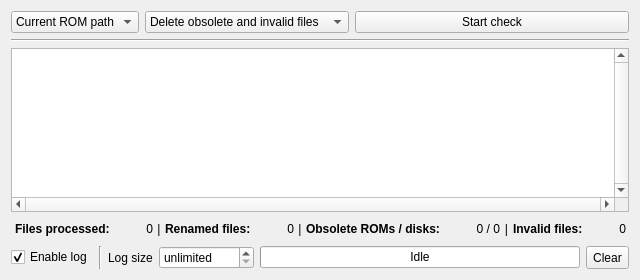
First picture: the form in rompathcleaner.ui, repository qmc2/qmc2-mame-fe, before the edit.
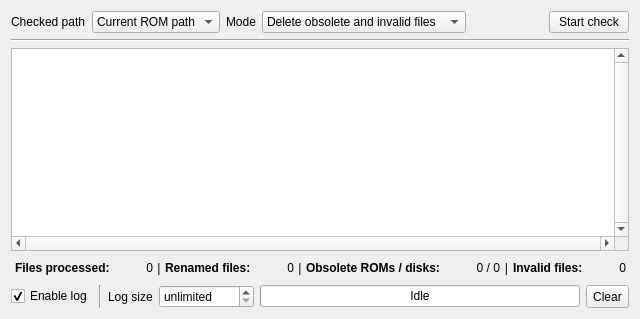
Second picture: the form after the edit. Icons and pictures are not drawn.

Commit message: wip: layout adjustments / added labels

```diff
--- a/rompathcleaner.ui
+++ b/rompathcleaner.ui
@@ -6,70 +6,15 @@
    <rect>
     <x>0</x>
     <y>0</y>
-    <width>617</width>
-    <height>280</height>
+    <width>608</width>
+    <height>319</height>
    </rect>
   </property>
   <property name="windowTitle">
    <string>ROM path cleaner</string>
   </property>
   <layout class="QGridLayout" name="gridLayout">
-   <item row="0" column="3">
-    <widget class="QPushButton" name="pushButtonStartStop">
-     <property name="sizePolicy">
-      <sizepolicy hsizetype="MinimumExpanding" vsizetype="Minimum">
-       <horstretch>0</horstretch>
-       <verstretch>0</verstretch>
-      </sizepolicy>
-     </property>
-     <property name="toolTip">
-      <string>Start / stop check</string>
-     </property>
-     <property name="text">
-      <string>Start check</string>
-     </property>
-     <property name="icon">
-      <iconset resource="qmc2.qrc">
-       <normaloff>:/data/img/refresh.png</normaloff>:/data/img/refresh.png</iconset>
-     </property>
-    </widget>
-   </item>
-   <item row="0" column="2">
-    <widget class="QComboBox" name="comboBoxModeSwitch">
-     <property name="sizePolicy">
-      <sizepolicy hsizetype="Fixed" vsizetype="Minimum">
-       <horstretch>0</horstretch>
-       <verstretch>0</verstretch>
-      </sizepolicy>
-     </property>
-     <property name="toolTip">
-      <string>Mode switch</string>
-     </property>
-     <item>
-      <property name="text">
-       <string>Delete obsolete and invalid files</string>
-      </property>
-     </item>
-     <item>
-      <property name="text">
-       <string>Move files to the backup folder</string>
-      </property>
-     </item>
-     <item>
-      <property name="text">
-       <string>Dry run (don't change anything)</string>
-      </property>
-     </item>
-    </widget>
-   </item>
-   <item row="1" column="0" colspan="4">
-    <widget class="Line" name="line">
-     <property name="orientation">
-      <enum>Qt::Horizontal</enum>
-     </property>
-    </widget>
-   </item>
-   <item row="2" column="0" colspan="4">
+   <item row="2" column="0" colspan="7">
     <widget class="QPlainTextEdit" name="plainTextEditLog">
      <property name="verticalScrollBarPolicy">
       <enum>Qt::ScrollBarAlwaysOn</enum>
@@ -85,13 +30,68 @@
      </property>
     </widget>
    </item>
-   <item row="3" column="0" colspan="4">
+   <item row="1" column="0" colspan="7">
+    <widget class="Line" name="line">
+     <property name="orientation">
+      <enum>Qt::Horizontal</enum>
+     </property>
+    </widget>
+   </item>
+   <item row="0" column="4">
+    <widget class="QComboBox" name="comboBoxModeSwitch">
+     <property name="sizePolicy">
+      <sizepolicy hsizetype="MinimumExpanding" vsizetype="Minimum">
+       <horstretch>0</horstretch>
+       <verstretch>0</verstretch>
+      </sizepolicy>
+     </property>
+     <property name="toolTip">
+      <string>Mode switch</string>
+     </property>
+     <item>
+      <property name="text">
+       <string>Delete obsolete and invalid files</string>
+      </property>
+     </item>
+     <item>
+      <property name="text">
+       <string>Move files to the backup folder</string>
+      </property>
+     </item>
+     <item>
+      <property name="text">
+       <string>Dry run (don't change anything)</string>
+      </property>
+     </item>
+    </widget>
+   </item>
+   <item row="0" column="6">
+    <widget class="QPushButton" name="pushButtonStartStop">
+     <property name="sizePolicy">
+      <sizepolicy hsizetype="MinimumExpanding" vsizetype="Minimum">
+       <horstretch>0</horstretch>
+       <verstretch>0</verstretch>
+      </sizepolicy>
+     </property>
+     <property name="toolTip">
+      <string>Start / stop check</string>
+     </property>
+     <property name="text">
+      <string>Start check</string>
+     </property>
+     <property name="icon">
+      <iconset resource="qmc2.qrc">
+       <normaloff>:/data/img/refresh.png</normaloff>:/data/img/refresh.png</iconset>
+     </property>
+    </widget>
+   </item>
+   <item row="3" column="0" colspan="7">
     <widget class="QLabel" name="labelRebuildStatus">
      <property name="toolTip">
       <string>Check statistics</string>
      </property>
      <property name="text">
-      <string notr="true">&lt;center&gt;&lt;table border=&quot;0&quot; cellpadding=&quot;0&quot; cellspacing=&quot;4&quot; width=&quot;100%&quot;&gt;&lt;tr&gt;
+      <string notr="true">&lt;table border=&quot;0&quot; cellpadding=&quot;0&quot; cellspacing=&quot;4&quot; width=&quot;100%&quot;&gt;&lt;tr&gt;
 &lt;td nowrap align=&quot;left&quot;&gt;&lt;b&gt;Files processed:&lt;/b&gt;&lt;/td&gt;&lt;td nowrap align=&quot;right&quot;&gt;0&lt;/td&gt;
 &lt;td nowrap align=&quot;center&quot; width=&quot;1%&quot;&gt;|&lt;/td&gt;
 &lt;td nowrap align=&quot;left&quot;&gt;&lt;b&gt;Renamed files:&lt;/b&gt;&lt;/td&gt;&lt;td nowrap align=&quot;right&quot;&gt;0&lt;/td&gt;
@@ -99,11 +99,61 @@
 &lt;td nowrap align=&quot;left&quot;&gt;&lt;b&gt;Obsolete ROMs / disks:&lt;/b&gt;&lt;/td&gt;&lt;td nowrap align=&quot;right&quot;&gt;0 / 0&lt;/td&gt;
 &lt;td nowrap align=&quot;center&quot; width=&quot;1%&quot;&gt;|&lt;/td&gt;
 &lt;td nowrap align=&quot;left&quot;&gt;&lt;b&gt;Invalid files:&lt;/b&gt;&lt;/td&gt;&lt;td nowrap align=&quot;right&quot;&gt;0&lt;/td&gt;
-&lt;/tr&gt;&lt;/table&gt;&lt;/center&gt;</string>
+&lt;/tr&gt;&lt;/table&gt;</string>
      </property>
     </widget>
    </item>
-   <item row="4" column="0" colspan="4">
+   <item row="0" column="5">
+    <spacer name="horizontalSpacer">
+     <property name="orientation">
+      <enum>Qt::Horizontal</enum>
+     </property>
+     <property name="sizeType">
+      <enum>QSizePolicy::MinimumExpanding</enum>
+     </property>
+     <property name="sizeHint" stdset="0">
+      <size>
+       <width>0</width>
+       <height>20</height>
+      </size>
+     </property>
+    </spacer>
+   </item>
+   <item row="0" column="1" colspan="2">
+    <widget class="QComboBox" name="comboBoxCheckedPath">
+     <property name="sizePolicy">
+      <sizepolicy hsizetype="MinimumExpanding" vsizetype="Minimum">
+       <horstretch>0</horstretch>
+       <verstretch>0</verstretch>
+      </sizepolicy>
+     </property>
+     <property name="toolTip">
+      <string>Choose the path which will be checked</string>
+     </property>
+     <item>
+      <property name="text">
+       <string>Current ROM path</string>
+      </property>
+     </item>
+     <item>
+      <property name="text">
+       <string>Select path...</string>
+      </property>
+      <property name="icon">
+       <iconset resource="qmc2.qrc">
+        <normaloff>:/data/img/fileopen.png</normaloff>:/data/img/fileopen.png</iconset>
+      </property>
+     </item>
+    </widget>
+   </item>
+   <item row="0" column="0">
+    <widget class="QLabel" name="labelCheckedPath">
+     <property name="text">
+      <string>Checked path</string>
+     </property>
+    </widget>
+   </item>
+   <item row="4" column="0" colspan="7">
     <layout class="QHBoxLayout" name="horizontalLayout2">
      <item>
       <widget class="QCheckBox" name="checkBoxEnableLog">
@@ -188,25 +238,11 @@
      </item>
     </layout>
    </item>
-   <item row="0" column="0" colspan="2">
-    <widget class="QComboBox" name="comboBoxCheckedPath">
-     <property name="toolTip">
-      <string>Choose the path which will be checked</string>
+   <item row="0" column="3">
+    <widget class="QLabel" name="labelModeSwitch">
+     <property name="text">
+      <string>Mode</string>
      </property>
-     <item>
-      <property name="text">
-       <string>Current ROM path</string>
-      </property>
-     </item>
-     <item>
-      <property name="text">
-       <string>Select path...</string>
-      </property>
-      <property name="icon">
-       <iconset resource="qmc2.qrc">
-        <normaloff>:/data/img/fileopen.png</normaloff>:/data/img/fileopen.png</iconset>
-      </property>
-     </item>
     </widget>
    </item>
   </layout>
```
The commit also changes 12 other files.
